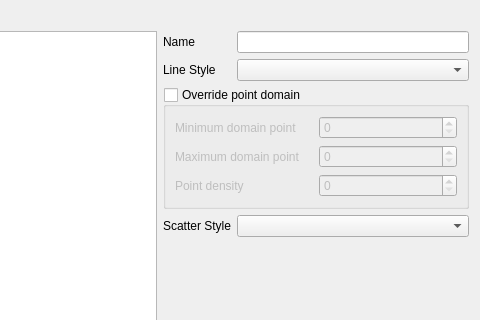
Old version of the form QDataVis/Headers/PointWindow.ui in the repository jondef/QDataVis; both pictures show x 160 to 640 and y 0 to 320 of the 640 by 480 pixel window.
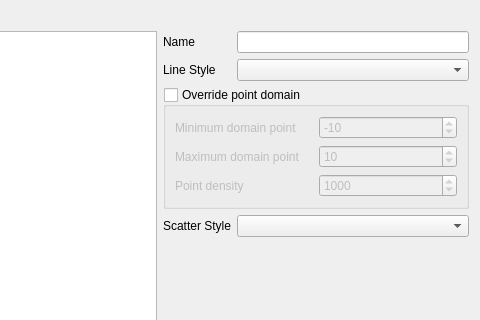
New version of the form.

Commit message: Added ability to override point domain and set min and max domain

```diff
--- a/QDataVis/Headers/PointWindow.ui
+++ b/QDataVis/Headers/PointWindow.ui
@@ -69,7 +69,17 @@
          </widget>
         </item>
         <item row="1" column="1">
-         <widget class="QSpinBox" name="spinBox_setGraphMaximumDomain"/>
+                                    <widget class="QSpinBox" name="spinBox_setGraphMaximumDomain">
+                                        <property name="minimum">
+                                            <number>-2147483647</number>
+                                        </property>
+                                        <property name="maximum">
+                                            <number>2147483647</number>
+                                        </property>
+                                        <property name="value">
+                                            <number>10</number>
+                                        </property>
+                                    </widget>
         </item>
         <item row="1" column="0">
          <widget class="QLabel" name="label_6">
@@ -79,7 +89,17 @@
          </widget>
         </item>
         <item row="0" column="1">
-         <widget class="QSpinBox" name="spinBox_setGraphMinimumDomain"/>
+                                    <widget class="QSpinBox" name="spinBox_setGraphMinimumDomain">
+                                        <property name="minimum">
+                                            <number>-2147483647</number>
+                                        </property>
+                                        <property name="maximum">
+                                            <number>2147483647</number>
+                                        </property>
+                                        <property name="value">
+                                            <number>-10</number>
+                                        </property>
+                                    </widget>
         </item>
         <item row="2" column="0">
          <widget class="QLabel" name="label_7">
@@ -89,7 +109,17 @@
          </widget>
         </item>
         <item row="2" column="1">
-         <widget class="QSpinBox" name="spinBox_setPointDensity"/>
+                                    <widget class="QSpinBox" name="spinBox_setPointDensity">
+                                        <property name="minimum">
+                                            <number>2</number>
+                                        </property>
+                                        <property name="maximum">
+                                            <number>2147483647</number>
+                                        </property>
+                                        <property name="value">
+                                            <number>1000</number>
+                                        </property>
+                                    </widget>
         </item>
        </layout>
       </widget>
```
Left out of the diff: 2 changed lines with no effect on the pictures. Lines whose indentation alone changed are shown as unchanged. The commit also changes 7 other files.
